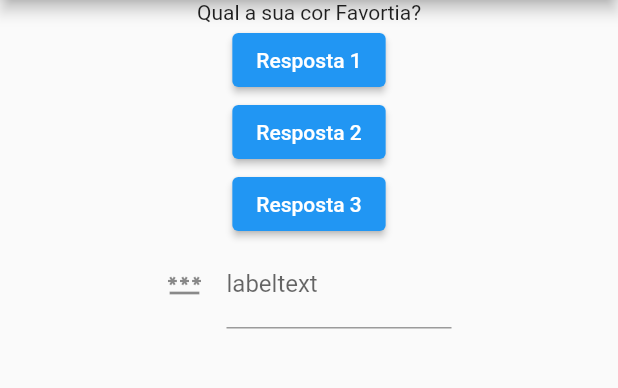
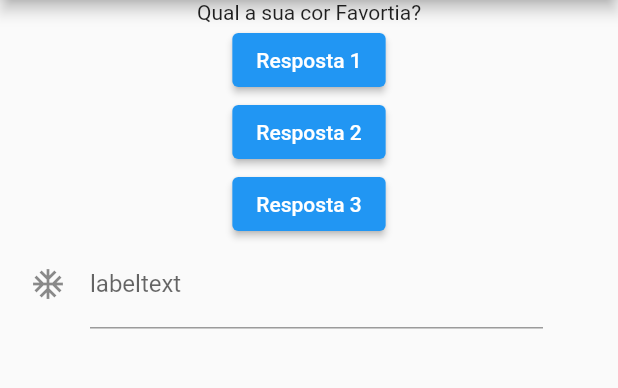
Before and after one commit to PhRezende-eng/Cod3rTest, a Flutter app: the screen it shows after launch, on a phone screen of 412 x 824 dp, the part 84-472 px from its top. Run offline on Flutter 3.47's test engine with Material 2 defaults, Android fonts, the phone set to English and light mode, and no system bars.

Commit message:
learning about textformfield

```diff
--- a/lib/screens/home_page.dart
+++ b/lib/screens/home_page.dart
@@ -42,13 +42,12 @@ class _HomePageState extends State<HomePage> {
             onPressed: responder,
           ),
           Container(
-            height: 150,
-            width: 190,
+            margin: EdgeInsets.only(left: 20, right: 50),
             child: TextFormField(
-              cursorHeight: 10,
+              cursorHeight: 20,
               cursorColor: Colors.black,
               decoration: InputDecoration(
-                icon: Icon(Icons.password),
+                icon: Icon(Icons.ac_unit_outlined),
                 hintText: "hintext",
                 labelText: "labeltext",
               ),
```
